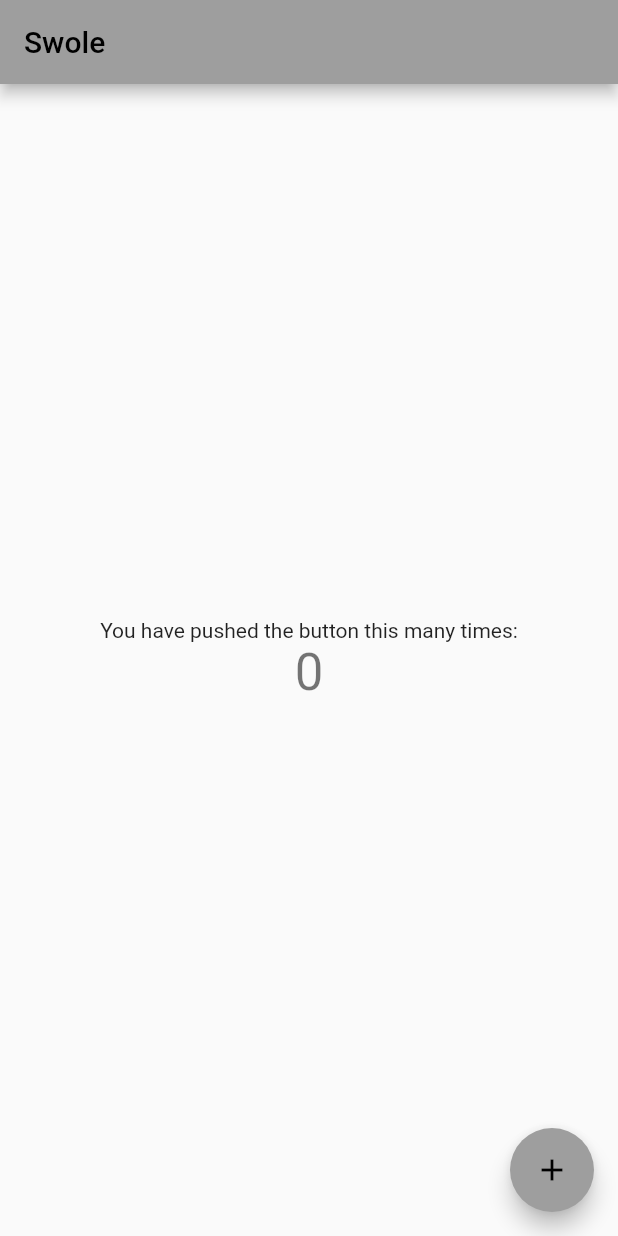
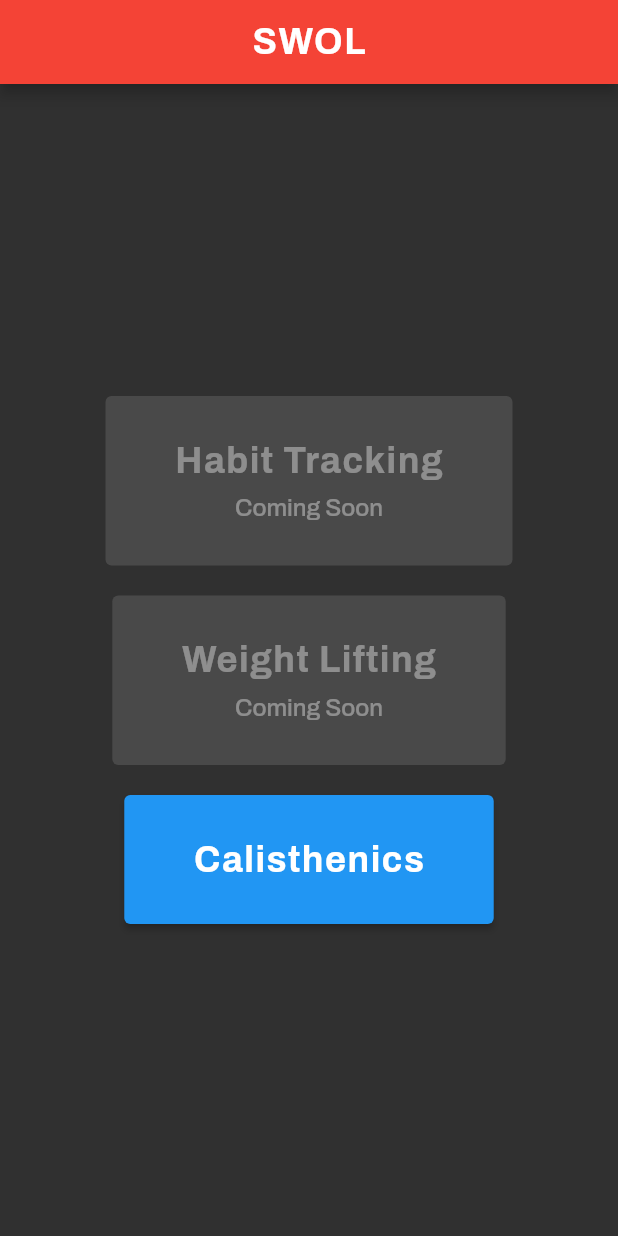
Before and after one commit to tayloraj10/swol, a Flutter app: the screen it shows after launch, on a phone screen of 412 x 824 dp. Run offline on Flutter 3.47's test engine with Material 2 defaults, Android fonts, the phone set to English and light mode, and no system bars; our stand-ins replace firebase_auth, firebase_core, google_fonts, url_strategy; accounts and stored records are empty.

Commit message:
set up main page

```diff
--- /dev/null
+++ b/lib/components/nav_bar.dart
@@ -0,0 +1,25 @@
+import 'package:flutter/material.dart';
+import 'package:swole/constants.dart';
+
+class NavBar extends StatelessWidget implements PreferredSizeWidget {
+  const NavBar({super.key});
+  @override
+  Size get preferredSize => const Size.fromHeight(kToolbarHeight);
+
+  @override
+  Widget build(BuildContext context) {
+    return AppBar(
+      centerTitle: true,
+      backgroundColor: primaryColor,
+      automaticallyImplyLeading: false,
+      title: const Tooltip(
+        textStyle: smallTextStyle,
+        message: appDescription,
+        child: Text(
+          appName,
+          style: largeTextStyle,
+        ),
+      ),
+    );
+  }
+}
--- /dev/null
+++ b/lib/components/page_button.dart
@@ -0,0 +1,37 @@
+import 'package:flutter/material.dart';
+import 'package:swole/constants.dart';
+
+class PageButton extends StatelessWidget {
+  final String text;
+  final Color color;
+  const PageButton({super.key, required this.text, required this.color});
+
+  @override
+  Widget build(BuildContext context) {
+    return Padding(
+      padding: const EdgeInsets.all(10),
+      child: ElevatedButton(
+          style: ElevatedButton.styleFrom(backgroundColor: color),
+          onPressed: text != 'Calisthenics' ? null : () => {},
+          child: Padding(
+            padding: const EdgeInsets.all(30),
+            child: Column(
+              children: [
+                Text(
+                  text,
+                  style: largeTextStyle,
+                ),
+                if (text != 'Calisthenics')
+                  const Padding(
+                    padding: EdgeInsets.only(top: 10),
+                    child: Text(
+                      'Coming Soon',
+                      style: smallTextStyle,
+                    ),
+                  ),
+              ],
+            ),
+          )),
+    );
+  }
+}
--- /dev/null
+++ b/lib/constants.dart
@@ -0,0 +1,29 @@
+import 'package:flutter/material.dart';
+import 'package:firebase_auth/firebase_auth.dart';
+
+//global
+const appName = 'SWOL';
+const appDescription = 'Strengths, Weaknesses, Opportunities and Limitations';
+
+//auth
+bool isLoggedIn() {
+  print(FirebaseAuth.instance.currentUser);
+  return FirebaseAuth.instance.currentUser != null;
+}
+
+//colors
+const primaryColor = Colors.red;
+const secondaryColor = Colors.blue;
+const tertiaryColor = Colors.lightGreen;
+const accentColor = Colors.black;
+
+//text styles
+const largeTextStyle = TextStyle(
+  fontSize: 24,
+  fontWeight: FontWeight.bold,
+  letterSpacing: 1,
+);
+
+const smallTextStyle = TextStyle(
+  fontSize: 16,
+);
--- a/lib/main.dart
+++ b/lib/main.dart
@@ -1,44 +1,54 @@
 import 'package:flutter/material.dart';
+import 'package:swole/constants.dart';
+import 'package:swole/screens/home.dart';
+import 'package:google_fonts/google_fonts.dart';
+import 'package:swole/screens/loading.dart';
+import 'package:url_strategy/url_strategy.dart';
+import 'package:firebase_core/firebase_core.dart';
 
 void main() {
+  setPathUrlStrategy();
+  // await Firebase.initializeApp(
+  //   options: DefaultFirebaseOptions.currentPlatform,
+  // );
   runApp(const MyApp());
 }
 
 class MyApp extends StatelessWidget {
   const MyApp({super.key});
 
-  // This widget is the root of your application.
   @override
   Widget build(BuildContext context) {
     return MaterialApp(
-      title: 'Flutter Demo',
+      title: appName,
+      debugShowCheckedModeBanner: false,
       theme: ThemeData(
-          // This is the theme of your application.
-          //
-          // Try running your application with "flutter run". You'll see the
-          // application has a blue toolbar. Then, without quitting the app, try
-          // changing the primarySwatch below to Colors.green and then invoke
-          // "hot reload" (press "r" in the console where you ran "flutter run",
-          // or simply save your changes to "hot reload" in a Flutter IDE).
-          // Notice that the counter didn't reset back to zero; the application
-          // is not restarted.
-          primarySwatch: Colors.grey),
-      home: const MyHomePage(title: 'Swole'),
+        textTheme: GoogleFonts.archivoTextTheme(),
+        colorScheme: const ColorScheme(
+            brightness: Brightness.dark,
+            primary: Colors.red,
+            onPrimary: Colors.white,
+            secondary: Colors.black,
+            onSecondary: Colors.white,
+            error: Colors.amber,
+            onError: Colors.white,
+            background: Colors.white,
+            onBackground: Colors.white,
+            surface: Colors.white,
+            onSurface: Colors.white),
+      ),
+      // home: const Loading(),
+      initialRoute: '/',
+      routes: {
+        '/': (context) => const Loading(),
+        '/home': (context) => const HomeScreen(),
+      },
     );
   }
 }
 
 class MyHomePage extends StatefulWidget {
   const MyHomePage({super.key, required this.title});
-
-  // This widget is the home page of your application. It is stateful, meaning
-  // that it has a State object (defined below) that contains fields that affect
-  // how it looks.
-
-  // This class is the configuration for the state. It holds the values (in this
-  // case the title) provided by the parent (in this case the App widget) and
-  // used by the build method of the State. Fields in a Widget subclass are
-  // always marked "final".
 
   final String title;
 
@@ -51,47 +61,18 @@ class _MyHomePageState extends State<MyHomePage> {
 
   void _incrementCounter() {
     setState(() {
-      // This call to setState tells the Flutter framework that something has
-      // changed in this State, which causes it to rerun the build method below
-      // so that the display can reflect the updated values. If we changed
-      // _counter without calling setState(), then the build method would not be
-      // called again, and so nothing would appear to happen.
       _counter++;
     });
   }
 
   @override
   Widget build(BuildContext context) {
-    // This method is rerun every time setState is called, for instance as done
-    // by the _incrementCounter method above.
-    //
-    // The Flutter framework has been optimized to make rerunning build methods
-    // fast, so that you can just rebuild anything that needs updating rather
-    // than having to individually change instances of widgets.
     return Scaffold(
       appBar: AppBar(
-        // Here we take the value from the MyHomePage object that was created by
-        // the App.build method, and use it to set our appbar title.
         title: Text(widget.title),
       ),
       body: Center(
-        // Center is a layout widget. It takes a single child and positions it
-        // in the middle of the parent.
         child: Column(
-          // Column is also a layout widget. It takes a list of children and
-          // arranges them vertically. By default, it sizes itself to fit its
-          // children horizontally, and tries to be as tall as its parent.
-          //
-          // Invoke "debug painting" (press "p" in the console, choose the
-          // "Toggle Debug Paint" action from the Flutter Inspector in Android
-          // Studio, or the "Toggle Debug Paint" command in Visual Studio Code)
-          // to see the wireframe for each widget.
-          //
-          // Column has various properties to control how it sizes itself and
-          // how it positions its children. Here we use mainAxisAlignment to
-          // center the children vertically; the main axis here is the vertical
-          // axis because Columns are vertical (the cross axis would be
-          // horizontal).
           mainAxisAlignment: MainAxisAlignment.center,
           children: <Widget>[
             const Text(
@@ -108,7 +89,7 @@ class _MyHomePageState extends State<MyHomePage> {
         onPressed: _incrementCounter,
         tooltip: 'Increment',
         child: const Icon(Icons.add),
-      ), // This trailing comma makes auto-formatting nicer for build methods.
+      ),
     );
   }
 }
--- /dev/null
+++ b/lib/screens/home.dart
@@ -0,0 +1,36 @@
+import 'package:flutter/material.dart';
+import 'package:swole/components/nav_bar.dart';
+import 'package:swole/components/page_button.dart';
+import 'package:swole/constants.dart';
+
+class HomeScreen extends StatelessWidget {
+  const HomeScreen({super.key});
+
+  @override
+  Widget build(BuildContext context) {
+    return Scaffold(
+      appBar: const NavBar(),
+      body: Center(
+        child: SizedBox.expand(
+          child: Column(
+            mainAxisAlignment: MainAxisAlignment.center,
+            children: const [
+              PageButton(
+                text: 'Habit Tracking',
+                color: tertiaryColor,
+              ),
+              PageButton(
+                text: 'Weight Lifting',
+                color: primaryColor,
+              ),
+              PageButton(
+                text: 'Calisthenics',
+                color: secondaryColor,
+              )
+            ],
+          ),
+        ),
+      ),
+    );
+  }
+}
--- /dev/null
+++ b/lib/screens/loading.dart
@@ -0,0 +1,33 @@
+import 'package:firebase_auth/firebase_auth.dart';
+import 'package:flutter/material.dart';
+
+import '../constants.dart';
+
+class Loading extends StatefulWidget {
+  const Loading({super.key});
+
+  @override
+  State<Loading> createState() => _LoadingState();
+}
+
+class _LoadingState extends State<Loading> {
+  @override
+  void initState() {
+    super.initState();
+    _loadData();
+  }
+
+  Future<void> _loadData() async {
+    // print(FirebaseAuth.instance.currentUser);
+    // if (isLoggedIn()) {
+    Navigator.pushNamed(context, '/home');
+    // }
+  }
+
+  @override
+  Widget build(BuildContext context) {
+    return const Scaffold(
+      body: Center(child: CircularProgressIndicator()),
+    );
+  }
+}
```
Also changed, not shown: pubspec.yaml (+6 -17 lines), pubspec.lock, 3 other files.
